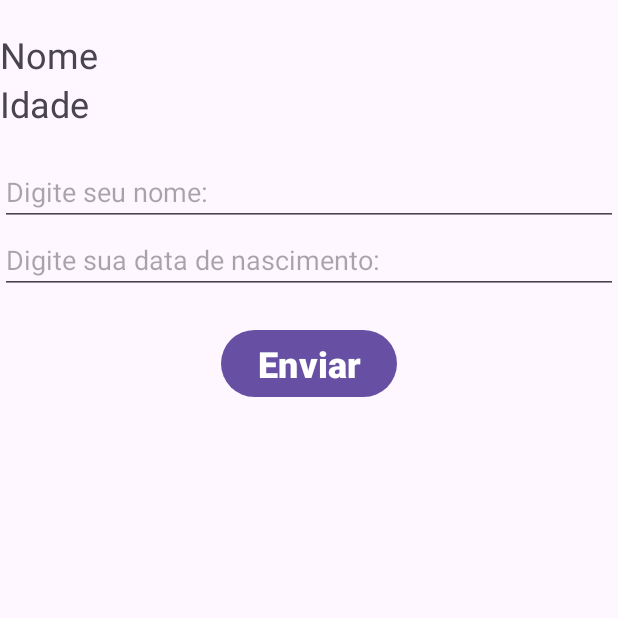
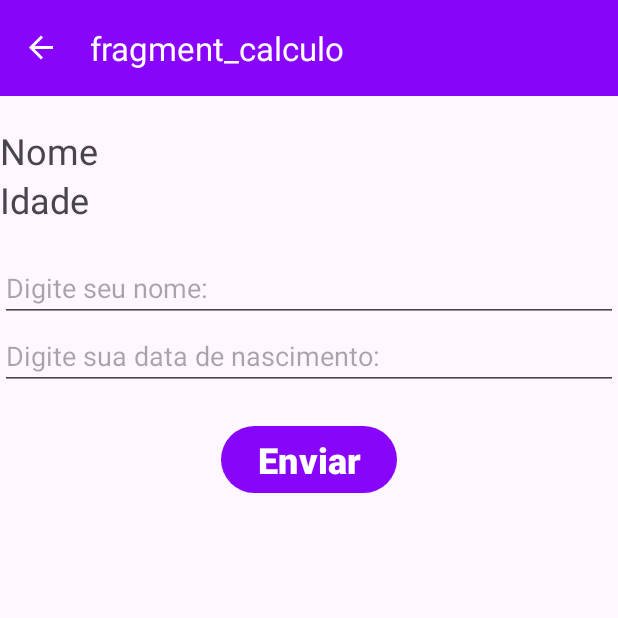
Before and after one commit to GrMatheus1/FirstApp, an Android app: the MainActivity screen opened directly, with no data from a screen before it, after a tap on "Calcular idade", on a phone screen of 412 x 824 dp, the top half of it. Run offline under Robolectric (Android 15) with nearby library versions, the phone set to English and light mode, and no system bars; our stand-ins replace navigation-ui.

Commit message:
criar um CRUD de pessoa criar o banco de dados configurar a toolbar

```diff
--- a/app/src/main/java/com/matheus/firstapp/view/CalculoFragment.kt
+++ /dev/null
@@ -1,39 +0,0 @@
-package com.matheus.firstapp.view
-
-import android.os.Bundle
-import androidx.fragment.app.Fragment
-import android.view.LayoutInflater
-import android.view.View
-import android.view.ViewGroup
-import com.matheus.firstapp.R
-import com.matheus.firstapp.databinding.ActivityMainBinding
-import com.matheus.firstapp.databinding.FragmentCalculoBinding
-import java.time.LocalDateTime
-
-
-class CalculoFragment : Fragment(){
-    private var _binding : FragmentCalculoBinding? = null
-    private val binding : FragmentCalculoBinding get() = _binding!!
-    override fun onCreateView(
-        inflater: LayoutInflater, container: ViewGroup?,
-        savedInstanceState: Bundle?
-    ): View? {
-        // Inflate the layout for this fragment
-        _binding = FragmentCalculoBinding.inflate(inflater, container, false)
-        return binding.root
-    }
-
-    override fun onViewCreated(view: View, savedInstanceState: Bundle?) {
-        super.onViewCreated(view, savedInstanceState)
-        binding.btnEnviar.setOnClickListener {
-            var nome = binding.edtNome.editableText.toString()
-
-            binding.tvNome.text = "Nome: $nome"
-
-            var anoNascimento = binding.edtNascimento.editableText.toString()
-//            val anoAtual = LocalDateTime.now().year
-            var idade = 2024 - anoNascimento.toInt()
-
-            binding.tvIdade.text = "Idade: $idade"
-        }    }
-}
--- a/app/src/main/java/com/matheus/firstapp/view/MainActivity.kt
+++ b/app/src/main/java/com/matheus/firstapp/view/MainActivity.kt
@@ -2,20 +2,29 @@
 
 import androidx.appcompat.app.AppCompatActivity
 import android.os.Bundle
+import androidx.navigation.NavController
+import androidx.navigation.fragment.NavHostFragment
+import androidx.navigation.ui.AppBarConfiguration
+import androidx.navigation.ui.setupWithNavController
 import com.matheus.firstapp.databinding.ActivityMainBinding
+import java.security.AccessController
 import java.time.LocalDateTime
 
 class MainActivity : AppCompatActivity() {
+
+    private lateinit var appBarConfiguration: AppBarConfiguration
+    private lateinit var navController: NavController
 
     private var _binding : ActivityMainBinding? = null
     private val binding : ActivityMainBinding get() = _binding!!
     override fun onCreate(savedInstanceState: Bundle?) {
         super.onCreate(savedInstanceState)
         _binding = ActivityMainBinding.inflate(layoutInflater)
-        setContentView(binding.root)}}
+        setContentView(binding.root)
 
-
-
-
-
-//}
+        val navHostFragment = supportFragmentManager.findFragmentById(binding.fragmentContainerView.id) as NavHostFragment
+        navController = navHostFragment.navController
+        appBarConfiguration = AppBarConfiguration(navController.graph)
+        binding.toolbar.setupWithNavController(navController, appBarConfiguration)
+    }
+}
--- /dev/null
+++ b/app/src/main/java/com/matheus/firstapp/view/PessoaFragment.kt
@@ -0,0 +1,62 @@
+package com.matheus.firstapp.view
+
+import android.os.Bundle
+import androidx.fragment.app.Fragment
+import android.view.LayoutInflater
+import android.view.View
+import android.view.ViewGroup
+import android.widget.Toast
+import androidx.fragment.app.viewModels
+import com.matheus.firstapp.databinding.FragmentCalculoBinding
+import com.matheus.firstapp.service.model.Pessoa
+import com.matheus.firstapp.viewmodel.PessoaViewModel
+
+
+class PessoaFragment : Fragment(){
+    private val viewModel: PessoaViewModel by viewModels()
+
+    private var _binding : FragmentCalculoBinding? = null
+    private val binding : FragmentCalculoBinding get() = _binding!!
+    override fun onCreateView(
+        inflater: LayoutInflater, container: ViewGroup?,
+        savedInstanceState: Bundle?
+    ): View? {
+        // Inflate the layout for this fragment
+        _binding = FragmentCalculoBinding.inflate(inflater, container, false)
+        return binding.root
+    }
+
+    override fun onViewCreated(view: View, savedInstanceState: Bundle?) {
+        super.onViewCreated(view, savedInstanceState)
+
+        binding.btnEnviar.setOnClickListener {
+            var nome = binding.edtNome.editableText.toString()
+            var anoNascimento = binding.edtNascimento.editableText.toString()
+
+            if (nome != "" && anoNascimento != ""){
+                binding.tvNome.text = "Nome: $nome"
+
+
+//            val anoAtual = LocalDateTime.now().year
+                var idade = 2024 - anoNascimento.toInt()
+
+                binding.tvIdade.text = "Idade: $idade"
+
+                val pessoa = Pessoa(
+                    nome = nome,
+                    idade = idade
+                )
+
+                viewModel.insert(pessoa)
+
+                binding.edtNome.editableText.clear()
+                binding.edtNascimento.editableText.clear()
+            } else {
+                Toast.makeText(requireContext(), "DIGITA AI SEU FDP", Toast.LENGTH_LONG).show()
+            }
+
+
+
+        }
+    }
+}
--- a/app/src/main/res/layout/activity_main.xml
+++ b/app/src/main/res/layout/activity_main.xml
@@ -6,12 +6,23 @@
     android:layout_height="match_parent"
     tools:context=".view.MainActivity">
 
+    <com.google.android.material.appbar.MaterialToolbar
+        android:id="@+id/toolbar"
+        android:layout_width="match_parent"
+        android:layout_height="wrap_content"
+        android:background="?attr/colorPrimary"
+        android:minHeight="?attr/actionBarSize"
+        android:theme="@style/Theme.FirstApp.AppBarOverlay"
+        app:layout_constraintTop_toTopOf="parent"/>
+
     <androidx.fragment.app.FragmentContainerView
         android:id="@+id/fragmentContainerView"
         android:name="androidx.navigation.fragment.NavHostFragment"
         android:layout_width="match_parent"
-        android:layout_height="match_parent"
+        android:layout_height="0dp"
         app:defaultNavHost="true"
-        app:navGraph="@navigation/mobile_navigation" />
+        app:navGraph="@navigation/mobile_navigation"
+        app:layout_constraintTop_toBottomOf="@+id/toolbar"
+        app:layout_constraintBottom_toBottomOf="parent"/>
 
 </androidx.constraintlayout.widget.ConstraintLayout>
--- a/app/src/main/res/layout/fragment_calculo.xml
+++ b/app/src/main/res/layout/fragment_calculo.xml
@@ -4,7 +4,7 @@
     android:layout_width="match_parent"
     android:layout_height="match_parent"
     android:orientation="vertical"
-    tools:context=".view.CalculoFragment">
+    tools:context=".view.PessoaFragment">
 
     <TextView
         android:id="@+id/tvNome"
--- a/app/src/main/res/navigation/mobile_navigation.xml
+++ b/app/src/main/res/navigation/mobile_navigation.xml
@@ -7,7 +7,7 @@
 
     <fragment
         android:id="@+id/calculoFragment"
-        android:name="com.matheus.firstapp.view.CalculoFragment"
+        android:name="com.matheus.firstapp.view.PessoaFragment"
         android:label="fragment_calculo"
         tools:layout="@layout/fragment_calculo" />
     <fragment
--- a/app/src/main/res/values/themes.xml
+++ b/app/src/main/res/values/themes.xml
@@ -2,8 +2,12 @@
     <!-- Base application theme. -->
     <style name="Base.Theme.FirstApp" parent="Theme.Material3.DayNight.NoActionBar">
         <!-- Customize your light theme here. -->
-        <!-- <item name="colorPrimary">@color/my_light_primary</item> -->
+         <item name="colorPrimary">#8804FA</item>
+        <item name="colorOnPrimary">@color/white</item>
     </style>
 
+    <style name="Theme.FirstApp.AppBarOverlay" parent="ThemeOverlay.AppCompat.Dark.ActionBar">
+        <item name="colorControlNormal">@color/white</item>
+    </style>
     <style name="Theme.FirstApp" parent="Base.Theme.FirstApp" />
 </resources>
```
Also changed, not shown: app/build.gradle.kts (+15 -0 lines), app/src/main/java/com/matheus/firstapp/service/model/Pessoa.kt (added, +12 -0 lines), app/src/main/java/com/matheus/firstapp/service/repository/PessoaRepository.kt (added, +24 -0 lines), app/src/main/java/com/matheus/firstapp/service/repository/local/FirstAppDataBase.kt (added, +26 -0 lines), app/src/main/java/com/matheus/firstapp/service/repository/local/PessoaDAO.kt (added, +24 -0 lines), app/src/main/java/com/matheus/firstapp/view/AllPessoasFragment.kt (added, +60 -0 lines), app/src/main/java/com/matheus/firstapp/viewmodel/PessoaViewModel.kt (added, +26 -0 lines), app/src/main/res/layout/fragment_all_pessoas.xml (added, +14 -0 lines).
